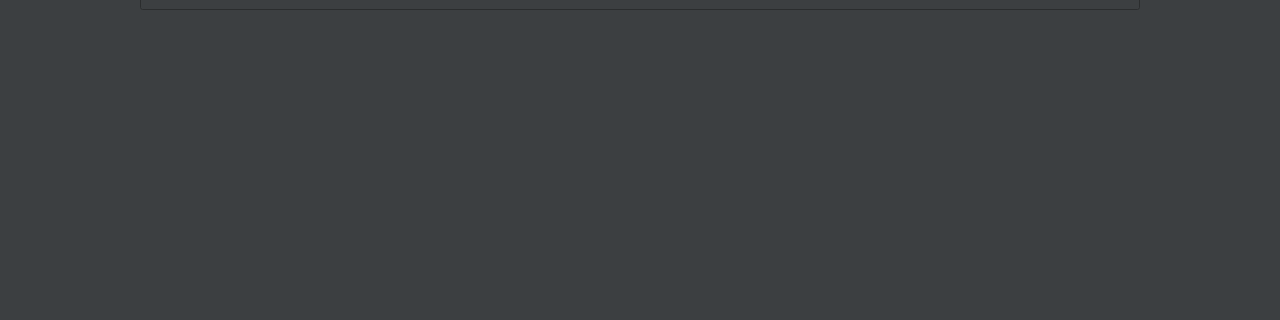
First picture: the form in GUI/newwindow.ui, repository HaKaTaHan/Document_Classifier, before the edit; both pictures show x 0 to 1280 and y 400 to 720 of the 1280 by 720 pixel window.
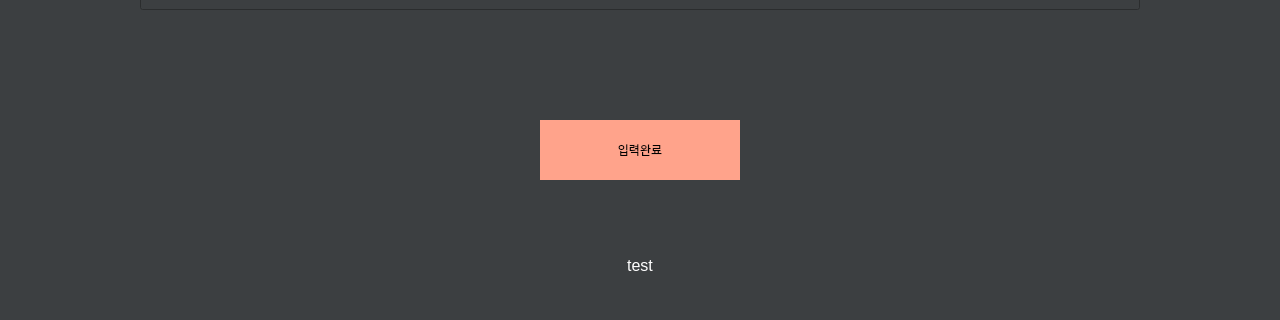
Second picture: the form after the edit. The open tabs and pages were chosen to show the change. Icons and pictures are not drawn.

Commit message: get string from gui

The edit to the form file:
```diff
--- a/GUI/newwindow.ui
+++ b/GUI/newwindow.ui
@@ -495,6 +495,47 @@
       <string/>
      </property>
     </widget>
+    <widget class="QPushButton" name="btnKeyword">
+     <property name="geometry">
+      <rect>
+       <x>540</x>
+       <y>520</y>
+       <width>200</width>
+       <height>60</height>
+      </rect>
+     </property>
+     <property name="styleSheet">
+      <string notr="true">border: 0px;
+background-color: rgb(255, 163, 139);</string>
+     </property>
+     <property name="text">
+      <string>입력완료</string>
+     </property>
+    </widget>
+    <widget class="QLabel" name="lblTest">
+     <property name="geometry">
+      <rect>
+       <x>40</x>
+       <y>640</y>
+       <width>1200</width>
+       <height>50</height>
+      </rect>
+     </property>
+     <property name="font">
+      <font>
+       <pointsize>12</pointsize>
+      </font>
+     </property>
+     <property name="styleSheet">
+      <string notr="true">color: rgb(255, 255, 255);</string>
+     </property>
+     <property name="text">
+      <string>test</string>
+     </property>
+     <property name="alignment">
+      <set>Qt::AlignCenter</set>
+     </property>
+    </widget>
    </widget>
    <widget class="QWidget" name="finish">
     <widget class="QLabel" name="label_2">
```
Left out of the diff: 4 changed lines with no effect on the pictures. The commit also changes 1 other file.
